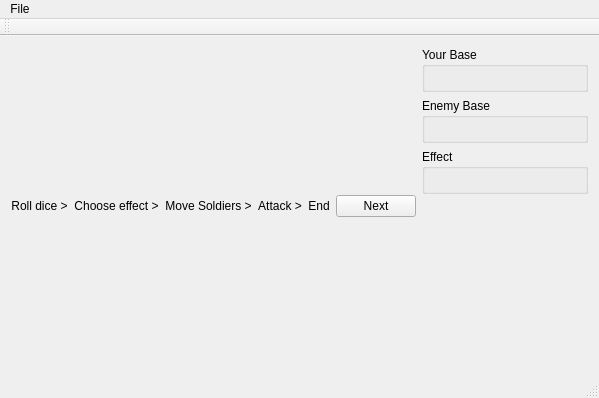
The window that invadeui.ui (neodc/Invade) describes before a commit, drawn with Qt 5.
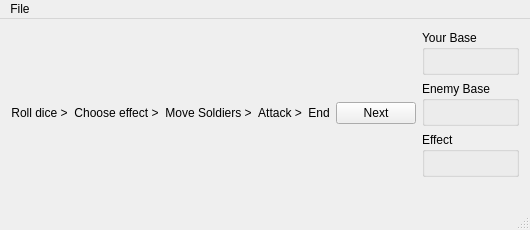
The same window after the commit.

Commit message: Removed toolbar. Improved phase labels.

```diff
--- a/invadeui.ui
+++ b/invadeui.ui
@@ -6,8 +6,8 @@
    <rect>
     <x>0</x>
     <y>0</y>
-    <width>599</width>
-    <height>398</height>
+    <width>486</width>
+    <height>230</height>
    </rect>
   </property>
   <property name="windowTitle">
@@ -20,7 +20,7 @@
       <item>
        <layout class="QVBoxLayout" name="boardLayout" stretch="0,0">
         <item>
-         <layout class="QHBoxLayout" name="phaseLayout" stretch="1,1,1,1,1,0">
+         <layout class="QHBoxLayout" name="phaseLayout" stretch="0,0,0,0,0,0,0">
           <item>
            <widget class="QLabel" name="PhaseDice_">
             <property name="text">
@@ -71,6 +71,19 @@
             </property>
            </widget>
           </item>
+          <item>
+           <spacer name="horizontalSpacer">
+            <property name="orientation">
+             <enum>Qt::Horizontal</enum>
+            </property>
+            <property name="sizeHint" stdset="0">
+             <size>
+              <width>0</width>
+              <height>0</height>
+             </size>
+            </property>
+           </spacer>
+          </item>
           <item>
            <widget class="QPushButton" name="Next_">
             <property name="sizePolicy">
@@ -201,7 +214,7 @@
     <rect>
      <x>0</x>
      <y>0</y>
-     <width>599</width>
+     <width>486</width>
      <height>21</height>
     </rect>
    </property>
@@ -214,14 +227,6 @@
    </widget>
    <addaction name="menuFile"/>
   </widget>
-  <widget class="QToolBar" name="mainToolBar">
-   <attribute name="toolBarArea">
-    <enum>TopToolBarArea</enum>
-   </attribute>
-   <attribute name="toolBarBreak">
-    <bool>false</bool>
-   </attribute>
-  </widget>
   <widget class="QStatusBar" name="statusBar"/>
   <action name="actionNew_Game">
    <property name="text">
```
